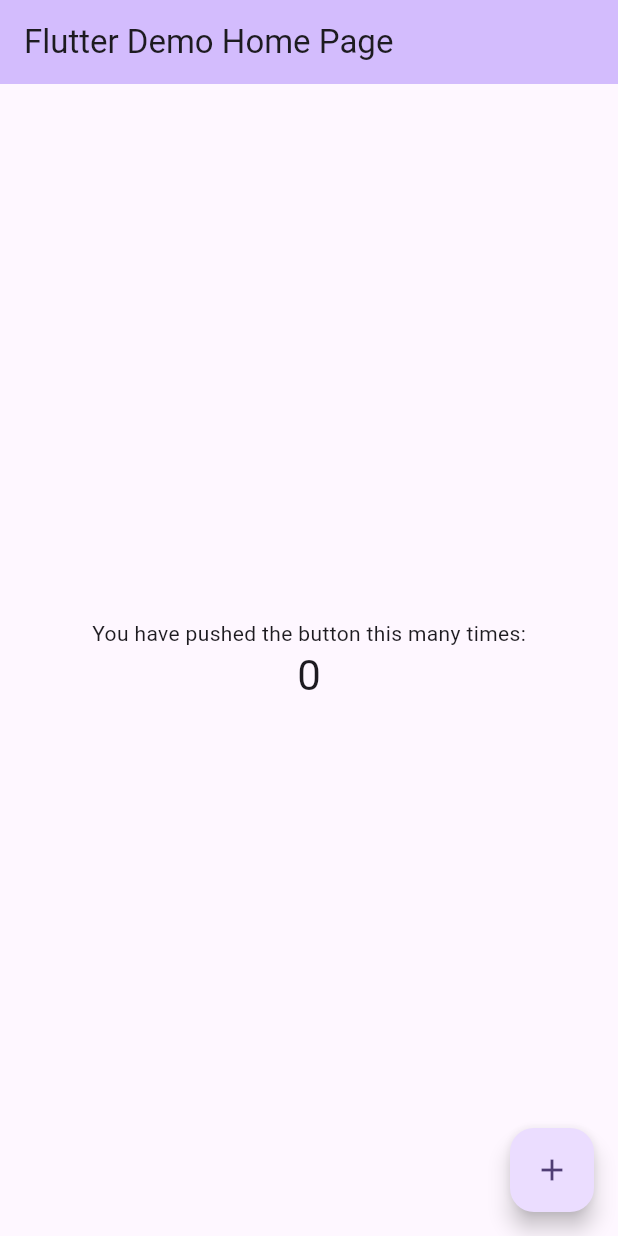
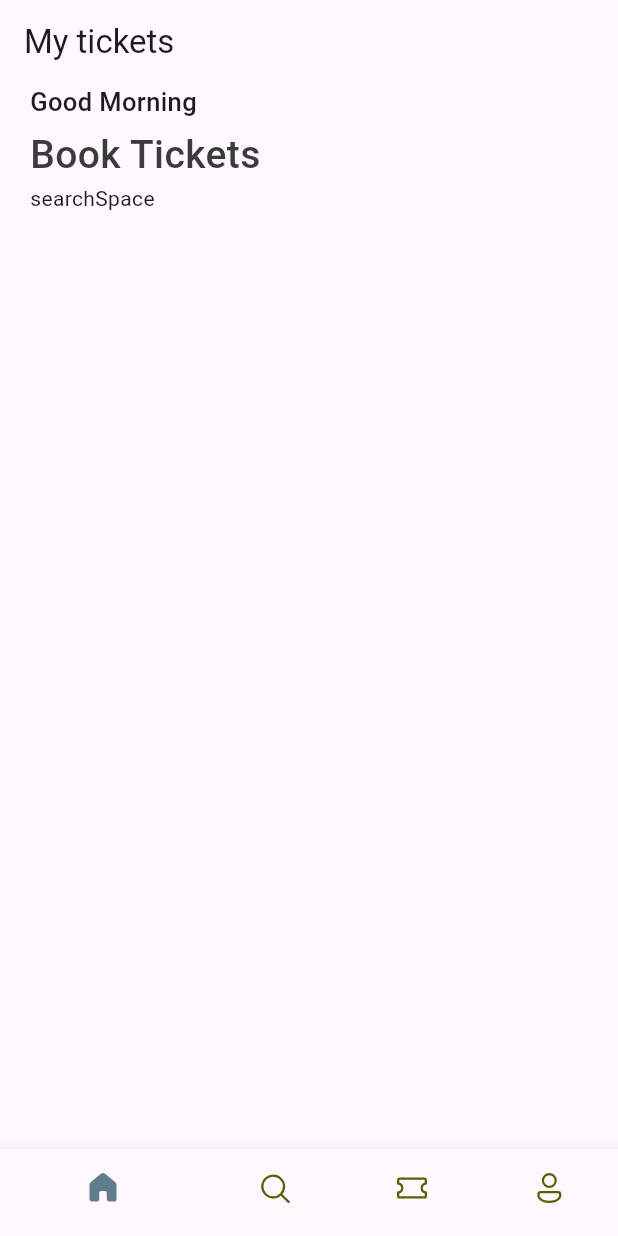
Before and after one commit to OmarAhmed342/ticket_app, a Flutter app: the screen it shows after launch, on a phone screen of 412 x 824 dp. Run offline on Flutter 3.47's test engine with Material 3 defaults, Android fonts, the phone set to English and light mode, and no system bars; our stand-ins replace fluentui_icons.

Commit message:
first commit

```diff
--- /dev/null
+++ b/lib/base/bottom_nav_bar.dart
@@ -0,0 +1,64 @@
+import 'package:fluentui_icons/fluentui_icons.dart';
+import 'package:flutter/material.dart';
+import 'package:ticket_app/screens/Home_Screen.dart';
+
+class BottomNavBar extends StatefulWidget {
+  const BottomNavBar({super.key});
+  @override
+  State<BottomNavBar> createState() => _BottomNavBarState();
+}
+
+class _BottomNavBarState extends State<BottomNavBar> {
+
+  final appScreens = [
+    const HomeScreen(),
+    const Center(child: Text("search")),
+    const Center(child: Text("tickets")),
+    const Center(child: Text("profile"))
+  ];
+
+  int _selectedIndex =0;
+
+  void _onItemTapped(int index){
+    setState(() {
+      _selectedIndex = index;
+    });
+
+
+}
+
+  @override
+  Widget build(BuildContext context) {
+    return Scaffold(
+      appBar: AppBar(
+        title: const Text("My tickets"),
+      ),
+      body: appScreens[_selectedIndex],
+      bottomNavigationBar: BottomNavigationBar(
+        currentIndex: _selectedIndex,
+        onTap: _onItemTapped,
+        selectedItemColor: Colors.blueGrey,
+        unselectedItemColor: const Color(0xFF526400),
+        showSelectedLabels: false,
+        items: const [
+          BottomNavigationBarItem(
+              icon: Icon(FluentSystemIcons.ic_fluent_home_regular),
+              activeIcon: Icon(FluentSystemIcons.ic_fluent_home_filled),
+              label: "Home"),
+          BottomNavigationBarItem(
+              icon: Icon(FluentSystemIcons.ic_fluent_search_regular),
+              activeIcon: Icon(FluentSystemIcons.ic_fluent_search_filled),
+              label: "search"),
+          BottomNavigationBarItem(
+              icon: Icon(FluentSystemIcons.ic_fluent_ticket_regular),
+              activeIcon: Icon(FluentSystemIcons.ic_fluent_ticket_filled),
+              label: "ticket"),
+          BottomNavigationBarItem(
+              icon: Icon(FluentSystemIcons.ic_fluent_person_regular),
+              activeIcon: Icon(FluentSystemIcons.ic_fluent_person_filled),
+              label: "person"),
+        ],
+      ),
+    );
+  }
+}
--- /dev/null
+++ b/lib/base/res/styles/app_styles.dart
@@ -0,0 +1,8 @@
+import 'package:flutter/animation.dart';
+
+Color primary = const Color(0xFF687daf);
+
+class AppStyles{
+  static Color primaryColor = primary;
+  static Color textColor = const Color(0xFF3b3b3b);
+}
--- a/lib/main.dart
+++ b/lib/main.dart
@@ -1,4 +1,5 @@
 import 'package:flutter/material.dart';
+import 'package:ticket_app/base/bottom_nav_bar.dart';
 
 void main() {
   runApp(const MyApp());
@@ -7,119 +8,10 @@ void main() {
 class MyApp extends StatelessWidget {
   const MyApp({super.key});
 
-  // This widget is the root of your application.
   @override
   Widget build(BuildContext context) {
     return MaterialApp(
-      title: 'Flutter Demo',
-      theme: ThemeData(
-        // This is the theme of your application.
-        //
-        // TRY THIS: Try running your application with "flutter run". You'll see
-        // the application has a purple toolbar. Then, without quitting the app,
-        // try changing the seedColor in the colorScheme below to Colors.green
-        // and then invoke "hot reload" (save your changes or press the "hot
-        // reload" button in a Flutter-supported IDE, or press "r" if you used
-        // the command line to start the app).
-        //
-        // Notice that the counter didn't reset back to zero; the application
-        // state is not lost during the reload. To reset the state, use hot
-        // restart instead.
-        //
-        // This works for code too, not just values: Most code changes can be
-        // tested with just a hot reload.
-        colorScheme: ColorScheme.fromSeed(seedColor: Colors.deepPurple),
-        useMaterial3: true,
-      ),
-      home: const MyHomePage(title: 'Flutter Demo Home Page'),
+      home:BottomNavBar()
     );
-  }
+    }
 }
-
-class MyHomePage extends StatefulWidget {
-  const MyHomePage({super.key, required this.title});
-
-  // This widget is the home page of your application. It is stateful, meaning
-  // that it has a State object (defined below) that contains fields that affect
-  // how it looks.
-
-  // This class is the configuration for the state. It holds the values (in this
-  // case the title) provided by the parent (in this case the App widget) and
-  // used by the build method of the State. Fields in a Widget subclass are
-  // always marked "final".
-
-  final String title;
-
-  @override
-  State<MyHomePage> createState() => _MyHomePageState();
-}
-
-class _MyHomePageState extends State<MyHomePage> {
-  int _counter = 0;
-
-  void _incrementCounter() {
-    setState(() {
-      // This call to setState tells the Flutter framework that something has
-      // changed in this State, which causes it to rerun the build method below
-      // so that the display can reflect the updated values. If we changed
-      // _counter without calling setState(), then the build method would not be
-      // called again, and so nothing would appear to happen.
-      _counter++;
-    });
-  }
-
-  @override
-  Widget build(BuildContext context) {
-    // This method is rerun every time setState is called, for instance as done
-    // by the _incrementCounter method above.
-    //
-    // The Flutter framework has been optimized to make rerunning build methods
-    // fast, so that you can just rebuild anything that needs updating rather
-    // than having to individually change instances of widgets.
-    return Scaffold(
-      appBar: AppBar(
-        // TRY THIS: Try changing the color here to a specific color (to
-        // Colors.amber, perhaps?) and trigger a hot reload to see the AppBar
-        // change color while the other colors stay the same.
-        backgroundColor: Theme.of(context).colorScheme.inversePrimary,
-        // Here we take the value from the MyHomePage object that was created by
-        // the App.build method, and use it to set our appbar title.
-        title: Text(widget.title),
-      ),
-      body: Center(
-        // Center is a layout widget. It takes a single child and positions it
-        // in the middle of the parent.
-        child: Column(
-          // Column is also a layout widget. It takes a list of children and
-          // arranges them vertically. By default, it sizes itself to fit its
-          // children horizontally, and tries to be as tall as its parent.
-          //
-          // Column has various properties to control how it sizes itself and
-          // how it positions its children. Here we use mainAxisAlignment to
-          // center the children vertically; the main axis here is the vertical
-          // axis because Columns are vertical (the cross axis would be
-          // horizontal).
-          //
-          // TRY THIS: Invoke "debug painting" (choose the "Toggle Debug Paint"
-          // action in the IDE, or press "p" in the console), to see the
-          // wireframe for each widget.
-          mainAxisAlignment: MainAxisAlignment.center,
-          children: <Widget>[
-            const Text(
-              'You have pushed the button this many times:',
-            ),
-            Text(
-              '$_counter',
-              style: Theme.of(context).textTheme.headlineMedium,
-            ),
-          ],
-        ),
-      ),
-      floatingActionButton: FloatingActionButton(
-        onPressed: _incrementCounter,
-        tooltip: 'Increment',
-        child: const Icon(Icons.add),
-      ), // This trailing comma makes auto-formatting nicer for build methods.
-    );
-  }
-}
--- /dev/null
+++ b/lib/screens/Home_Screen.dart
@@ -0,0 +1,51 @@
+import 'package:flutter/cupertino.dart';
+import 'package:flutter/material.dart';
+
+class HomeScreen extends StatelessWidget {
+  const HomeScreen({super.key});
+
+  @override
+  Widget build(BuildContext context) {
+    return Scaffold(
+        body: ListView(
+      children: [
+        Container(
+          padding: const EdgeInsets.symmetric(horizontal: 20),
+          child: Column(
+            children: [
+              Row(
+                mainAxisAlignment: MainAxisAlignment.spaceBetween,
+                children: [
+                  const Column(
+                    crossAxisAlignment: CrossAxisAlignment.start,
+                    children: [
+                      Text(
+                        "Good Morning",
+                        style: TextStyle(
+                            fontSize: 17, fontWeight: FontWeight.w500),
+                      ),
+                      SizedBox(
+                        height: 5,
+                      ),
+                      Text(
+                        "Book Tickets",
+                        style: TextStyle(
+                            fontSize: 26,
+                            fontWeight: FontWeight.w500,
+                            color: Color(0xFF3b3b3b)),
+                      ),
+                    ],
+                  ),
+                  Container()
+                ],
+              ),
+              const Row(
+                children: [Text("search"), Text("Space")],
+              )
+            ],
+          ),
+        ),
+      ],
+    ));
+  }
+}
--- a/pubspec.yaml
+++ b/pubspec.yaml
@@ -35,6 +35,7 @@ dependencies:
   # The following adds the Cupertino Icons font to your application.
   # Use with the CupertinoIcons class for iOS style icons.
   cupertino_icons: ^1.0.8
+  fluentui_icons: ^1.0.0
 
 dev_dependencies:
   flutter_test:
```
Also changed, not shown: pubspec.lock.
